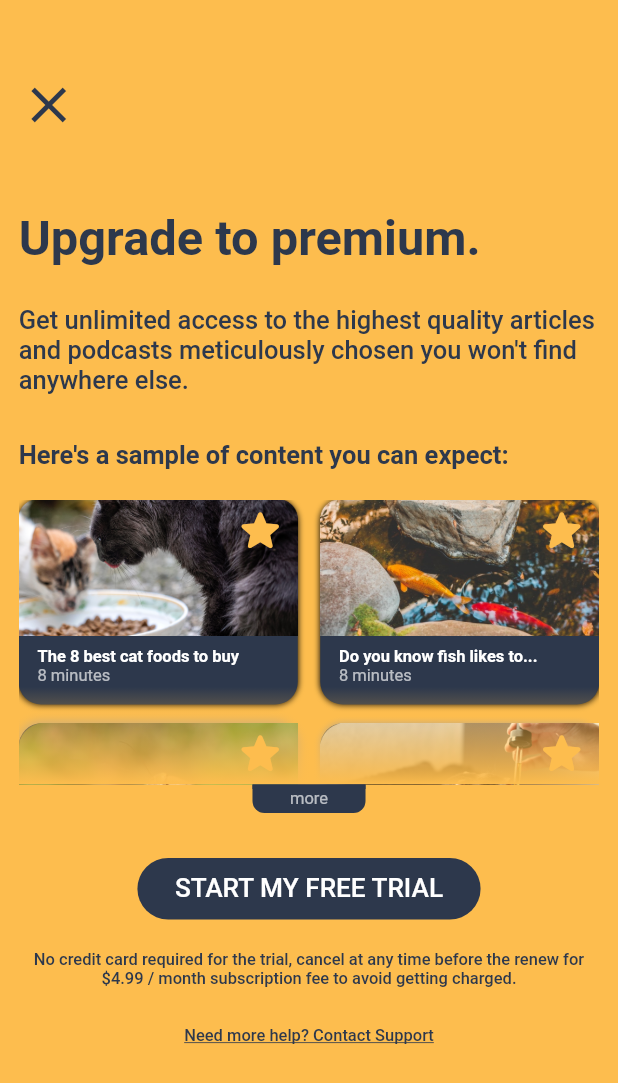
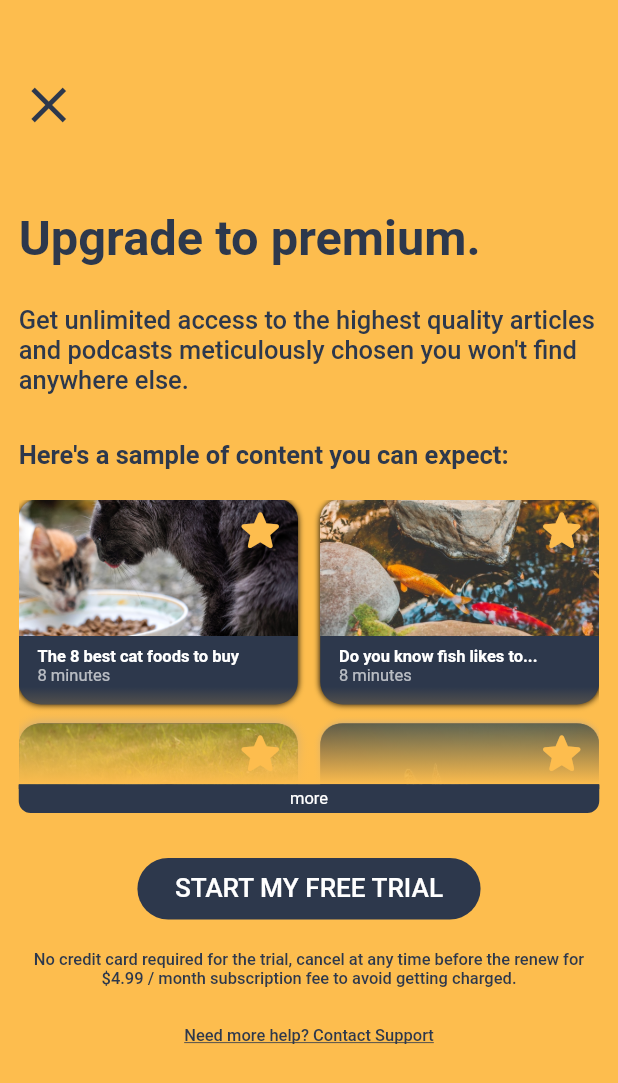
Before and after one commit to dnamme/mobile-dev-challenge, a Flutter app: the screen it shows after launch, after a tap on "UPGRADE", on a phone screen of 412 x 824 dp. Shown: the top 1083 px of the screen. Run offline on Flutter 3.47's test engine with Material 2 defaults, Android fonts, the phone set to English and light mode, and no system bars; our stand-ins replace google_fonts.

Commit message:
Updated images

```diff
--- a/lib/main.dart
+++ b/lib/main.dart
@@ -1,11 +1,16 @@
-// import 'dart:ffi';
-
 import 'package:flutter/material.dart';
 import 'package:flutter/rendering.dart';
+import 'package:flutter/services.dart';
 import 'package:google_fonts/google_fonts.dart';
 import 'package:mobile_development_challenge/paywall.dart';
 
-void main() => runApp(App());
+void main() {
+  WidgetsFlutterBinding.ensureInitialized();
+  SystemChrome.setSystemUIOverlayStyle(
+      SystemUiOverlayStyle(statusBarColor: Colors.transparent));
+
+  runApp(App());
+}
 
 class App extends StatelessWidget {
   @override
@@ -17,14 +22,6 @@ class App extends StatelessWidget {
   }
 }
 
-/*class Home extends StatefulWidget {
-  @override
-  State<StatefulWidget> createState() {
-    return _HomeState();
-  }
-}
-
-class _HomeState extends State<Home> {*/
 class Home extends StatelessWidget {
   @override
   Widget build(BuildContext buildContext) {
--- a/lib/paywall.dart
+++ b/lib/paywall.dart
@@ -180,7 +180,7 @@ class Paywall extends StatelessWidget {
                                         children: [
                                           new Stack(children: [
                                             new Image.asset(
-                                                'assets/img/Judger_Mantis.png',
+                                                'assets/img/Bird.png',
                                                 fit: BoxFit.fill),
                                             Positioned(
                                                 top: 3.0,
@@ -237,7 +237,7 @@ class Paywall extends StatelessWidget {
                                           children: [
                                             new Stack(children: [
                                               new Image.asset(
-                                                'assets/img/Rat_Drops.png',
+                                                  'assets/img/Turtle.png',
                                                   fit: BoxFit.fill),
                                               Positioned(
                                                   top: 3.0,
@@ -249,8 +249,12 @@ class Paywall extends StatelessWidget {
                                             ]),
                                             new Container(
                                                 child: new Padding(
-                                                  padding: EdgeInsets.fromLTRB(
-                                                      12.5, 7.0, 5.0, 12.5),
+                                                    padding:
+                                                        EdgeInsets.fromLTRB(
+                                                            12.5,
+                                                            7.0,
+                                                            5.0,
+                                                            12.5),
                                                     child: new Column(
                                                         crossAxisAlignment:
                                                             CrossAxisAlignment
@@ -274,14 +278,14 @@ class Paywall extends StatelessWidget {
                                                                       FontWeight
                                                                           .w400))
                                                         ])))
-                                        ],
-                                      )))
+                                          ])))
                             ])
                           ])))),
                   new Center(
                       child: new CustomPaint(
                           painter: HorizontalRowPainter(),
                           child: new Container(
+                              alignment: Alignment.center,
                               decoration: BoxDecoration(
                                   color: Color(0xff2d384c),
                                   borderRadius: BorderRadius.only(
@@ -291,8 +295,9 @@ class Paywall extends StatelessWidget {
                                   EdgeInsets.fromLTRB(25.0, 3.0, 25.0, 3.0),
                               child: new Text('more',
                                   style: GoogleFonts.roboto(
-                                      color: Color(0xaaffffff),
-                                      fontSize: 11.0))))),
+                                      color: Color(0xffffffff),
+                                      fontSize: 11.0,
+                                      fontWeight: FontWeight.w400))))),
                   new Center(
                       child: new Container(
                           decoration: BoxDecoration(
--- a/pubspec.yaml
+++ b/pubspec.yaml
@@ -59,11 +59,13 @@ flutter:
     - assets/icons/learn.png
     - assets/icons/maps.png
     - assets/icons/profile.png
+    - assets/img/Bird.png
     - assets/img/Dog_and_Hooman.png
     - assets/img/Judger_Mantis.png
     - assets/img/Koi_Desuu.png
     - assets/img/Meow_Meow_Eating.png
     - assets/img/Rat_Drops.png
+    - assets/img/Turtle.png
 
   # For details regarding adding assets from package dependencies, see
   # https://flutter.dev/assets-and-images/#from-packages
```
Also changed, not shown: assets/img/Judger_Mantis.png, assets/img/Rat_Drops.png. Lines whose indentation alone changed are shown as unchanged.
